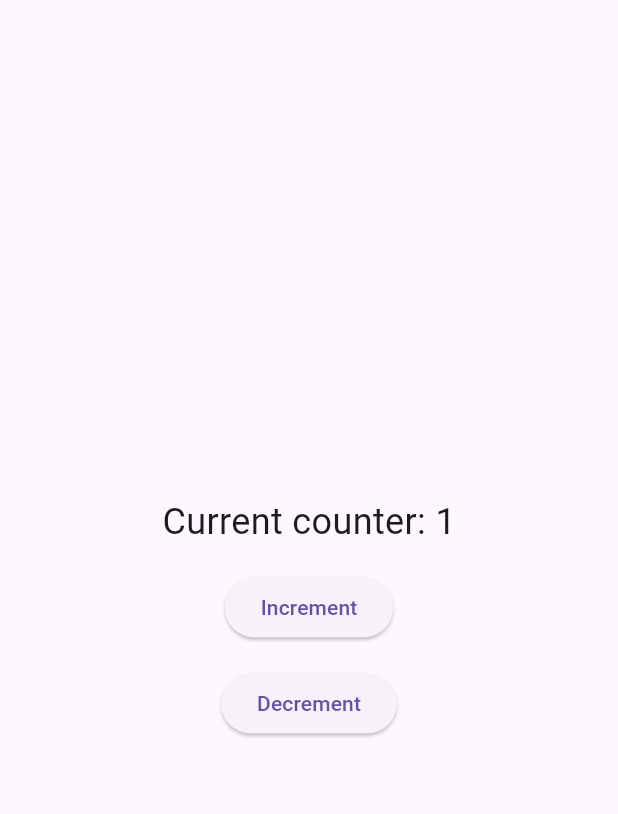
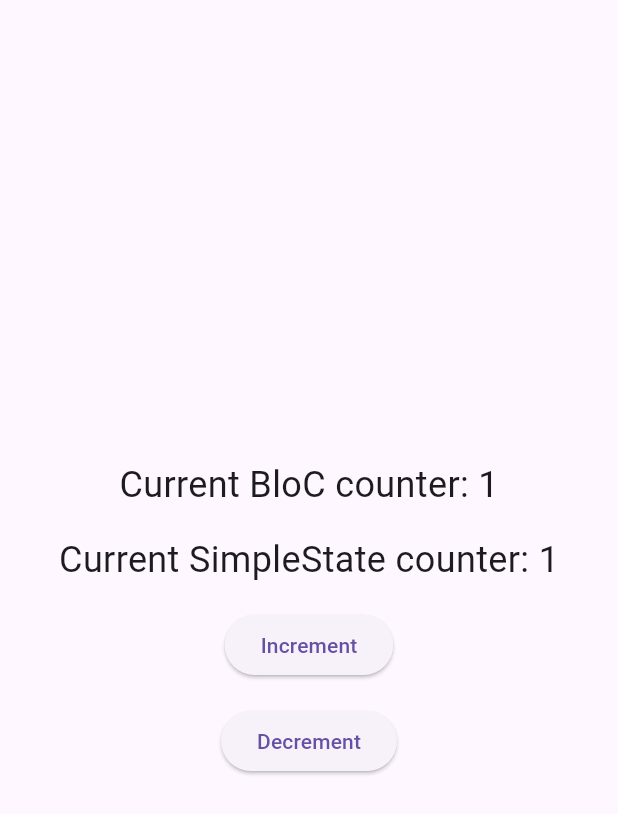
Before and after one commit to paulkoehlerdev/bloc_example, a Flutter app: the screen it shows after launch, after a tap on "Increment", on a phone screen of 412 x 824 dp. Shown: the top 814 px of the screen. Run offline on Flutter 3.47's test engine with Material 3 defaults, Android fonts, the phone set to English and light mode, and no system bars; our stand-ins replace flutter_bloc.

Commit message:
Created SimpleState example

```diff
--- a/lib/compontents/counter.dart
+++ b/lib/compontents/bloc_counter.dart
@@ -4,14 +4,14 @@ import 'package:flutter_bloc/flutter_bloc.dart';
 import '../cubits/counter.dart';
 
 
-class Counter extends StatelessWidget {
-  const Counter({super.key});
+class BlocCounter extends StatelessWidget {
+  const BlocCounter({super.key});
 
   @override
   Widget build(BuildContext context) {
     return BlocBuilder<CounterCubit, int>(
       builder: (context, state) => Text(
-        'Current counter: $state',
+        'Current BloC counter: $state',
         style: const TextStyle(
           fontSize: 24,
         ),
--- a/lib/compontents/button.dart
+++ b/lib/compontents/button.dart
@@ -2,6 +2,8 @@ import 'package:flutter/material.dart';
 import 'package:flutter_bloc/flutter_bloc.dart';
 
 import '../cubits/counter.dart';
+import '../simple_state/counter.dart';
+import '../simple_state_management/simple_state_management.dart';
 
 class Button extends StatelessWidget {
   final Function(BuildContext) _action;
@@ -36,11 +38,13 @@ class Button extends StatelessWidget {
 VoidCallback _increment(BuildContext context) {
   return () {
     context.read<CounterCubit>().increment();
+    context.simpleState<CounterSimpleState>().increment();
   };
 }
 
 VoidCallback _decrement(BuildContext context) {
   return () {
     context.read<CounterCubit>().decrement();
+    context.simpleState<CounterSimpleState>().decrement();
   };
 }
--- /dev/null
+++ b/lib/compontents/simple_state_counter.dart
@@ -0,0 +1,19 @@
+import 'package:bloc_example/simple_state/counter.dart';
+import 'package:bloc_example/simple_state_management/simple_state_management.dart';
+import 'package:flutter/material.dart';
+
+class SimpleStateCounter extends StatelessWidget {
+  const SimpleStateCounter({super.key});
+
+  @override
+  Widget build(BuildContext context) {
+    return SimpleStateBuilder<CounterSimpleState, int>(
+      builder: (context, state) => Text(
+        'Current SimpleState counter: $state',
+        style: const TextStyle(
+          fontSize: 24,
+        ),
+      ),
+    );
+  }
+}
--- a/lib/main.dart
+++ b/lib/main.dart
@@ -1,13 +1,17 @@
 import 'package:bloc_example/pages/index.dart';
+import 'package:bloc_example/simple_state/counter.dart';
 import 'package:flutter/material.dart';
 import 'package:flutter_bloc/flutter_bloc.dart';
 
 import 'cubits/counter.dart';
+import 'simple_state_management/simple_state_management.dart';
 
-void main() => runApp(const App());
+void main() => runApp(App());
 
 class App extends StatelessWidget {
-  const App({super.key});
+  App({super.key});
+
+  final CounterSimpleState _counterState = CounterSimpleState();
 
   @override
   Widget build(BuildContext context) {
@@ -16,9 +20,12 @@ class App extends StatelessWidget {
         useMaterial3: true,
       ),
       debugShowCheckedModeBanner: false,
-      home: BlocProvider(
-        create: (context) => CounterCubit(),
-        child: const IndexPage()
+      home: SimpleStateProvider(
+        state: _counterState,
+        child: BlocProvider(
+          create: (context) => CounterCubit(),
+          child: const IndexPage()
+        ),
       ),
     );
   }
--- a/lib/pages/index.dart
+++ b/lib/pages/index.dart
@@ -1,5 +1,6 @@
-import 'package:bloc_example/compontents/counter.dart';
+import 'package:bloc_example/compontents/bloc_counter.dart';
 import 'package:bloc_example/compontents/padded_column.dart';
+import 'package:bloc_example/compontents/simple_state_counter.dart';
 import 'package:flutter/material.dart';
 
 import '../compontents/button.dart';
@@ -15,7 +16,8 @@ class IndexPage extends StatelessWidget {
           padding: EdgeInsets.all(8),
           mainAxisSize: MainAxisSize.min,
           children: <Widget>[
-            Counter(),
+            BlocCounter(),
+            SimpleStateCounter(),
             Button.increment(),
             Button.decrement(),
           ],
--- /dev/null
+++ b/lib/simple_state/counter.dart
@@ -0,0 +1,8 @@
+import '../simple_state_management/simple_state_management.dart';
+
+class CounterSimpleState extends SimpleState<int> {
+  CounterSimpleState() : super(0);
+
+  void increment() => emit(value + 1);
+  void decrement() => emit(value - 1);
+}
--- /dev/null
+++ b/lib/simple_state_management/simple_state_management.dart
@@ -0,0 +1,74 @@
+import 'dart:async';
+
+import 'package:flutter/widgets.dart';
+
+abstract class SimpleState<T> {
+  T _value;
+  final StreamController<T> _streamController;
+
+  SimpleState(value)
+      : _value = value,
+        _streamController = StreamController.broadcast() {
+    _streamController.onListen = () => _streamController.add(_value);
+  }
+
+  emit(T value) {
+    _value = value;
+    _streamController.add(_value);
+  }
+
+  T get value => _value;
+
+  Stream<T> get stream => _streamController.stream;
+}
+
+class SimpleStateProvider<T extends SimpleState> extends InheritedWidget {
+  final T state;
+
+  const SimpleStateProvider({
+    super.key,
+    required this.state,
+    required super.child,
+  });
+
+  @override
+  bool updateShouldNotify(covariant InheritedWidget oldWidget) {
+    return false;
+  }
+
+  static SimpleStateProvider<T>? maybeOf<T extends SimpleState>(
+      BuildContext context) {
+    return context.dependOnInheritedWidgetOfExactType<SimpleStateProvider<T>>();
+  }
+
+  static SimpleStateProvider<T> of<T extends SimpleState>(
+      BuildContext context) {
+    final result = maybeOf<T>(context);
+    assert(result != null, 'No StateProvider found in context');
+    return result!;
+  }
+}
+
+extension SimpleStateProviderExtension on BuildContext {
+  T simpleState<T extends SimpleState>() =>
+      SimpleStateProvider.of<T>(this).state;
+}
+
+class SimpleStateBuilder<T extends SimpleState<S>, S> extends StatelessWidget {
+  final Widget Function(BuildContext, S?) _builder;
+
+  const SimpleStateBuilder({
+    super.key,
+    required Widget Function(BuildContext, S?) builder,
+  }) : _builder = builder;
+
+  @override
+  Widget build(BuildContext context) {
+    return StreamBuilder(
+      stream: context.simpleState<T>().stream,
+      builder: (context, snapshot) {
+        return _builder(context, snapshot.data);
+      },
+    );
+  }
+}
```
Also changed, not shown: docs/img/inherited_widget.png (added), docs/img/problem.png (added), 2 other files.
